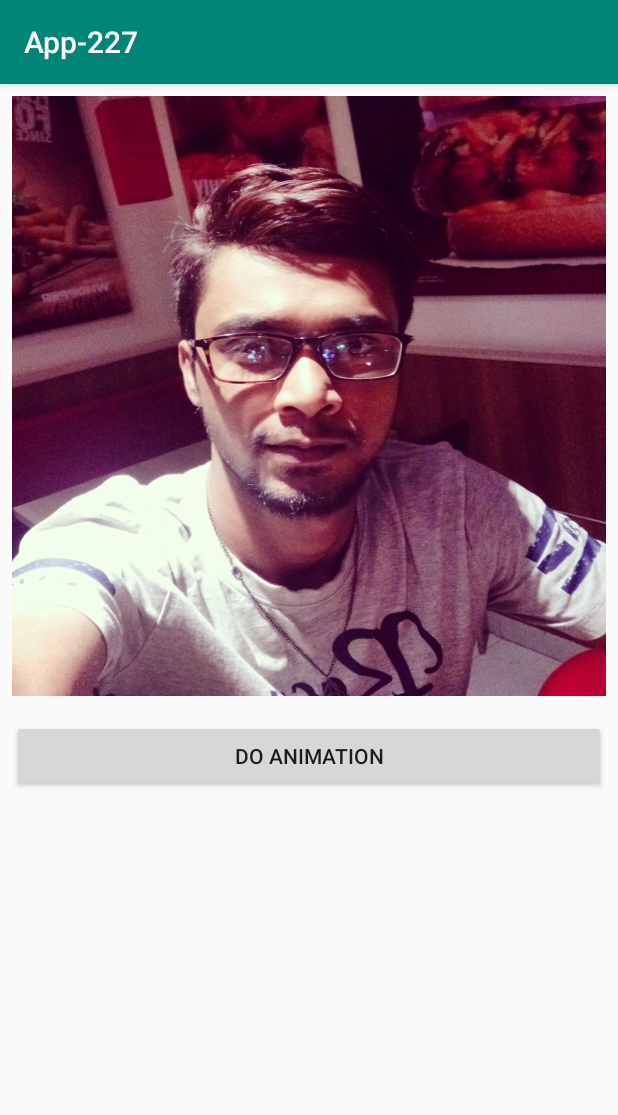
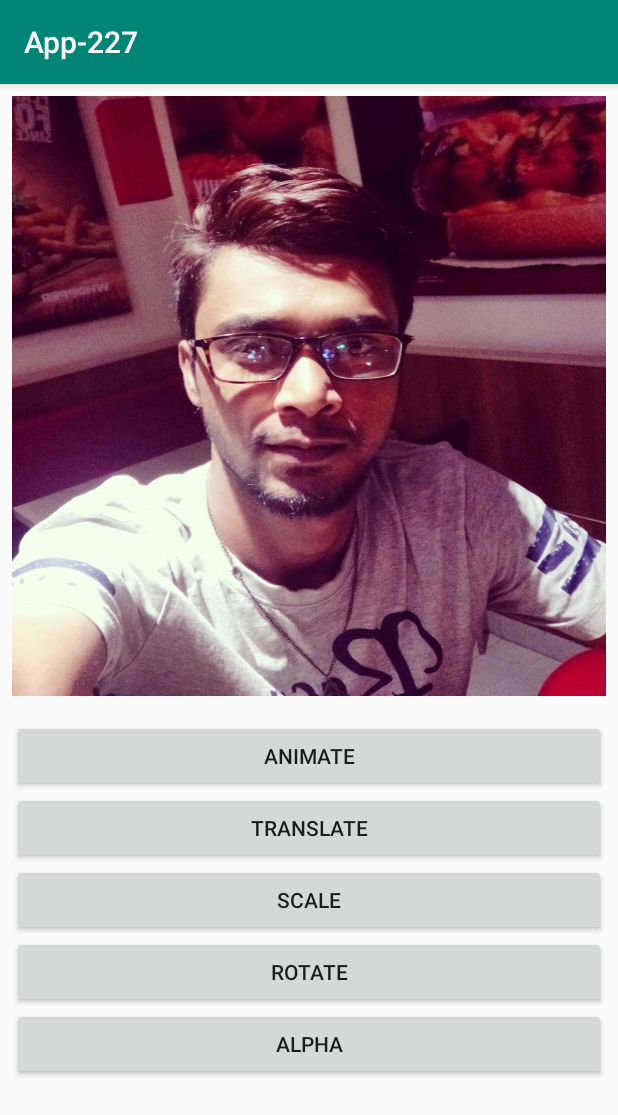
Before and after one commit to rsmahmud/App227, an Android app: the AnimActivity screen opened directly, with no data from a screen before it, on a phone screen of 412 x 824 dp. Shown: the top 1115 px of the screen. Run offline under Robolectric (Android 15) with nearby library versions, the phone set to English and light mode, and no system bars.

Commit message:
basic animation

```diff
--- a/app/src/main/java/com/bitbytelab/app_227/AnimActivity.java
+++ b/app/src/main/java/com/bitbytelab/app_227/AnimActivity.java
@@ -2,6 +2,7 @@ package com.bitbytelab.app_227;
 
 import androidx.appcompat.app.AppCompatActivity;
 
+import android.content.Context;
 import android.os.Bundle;
 import android.view.View;
 import android.view.animation.Animation;
@@ -13,20 +14,51 @@ public class AnimActivity extends AppCompatActivity {
 
     ImageView imageView;
     Animation anim;
+    Context context;
     @Override
     protected void onCreate(Bundle savedInstanceState) {
         super.onCreate(savedInstanceState);
         setContentView(R.layout.activity_anim);
 
+        context = this;
         imageView = findViewById(R.id.iv_anim_image);
         imageView.setBackgroundResource(R.drawable.pro_pic_fb);
 
-        anim = AnimationUtils.loadAnimation(this,R.anim.animation);
-        anim.setDuration(1000);
+        //anim = AnimationUtils.loadAnimation(this,R.anim.animation);
+        //anim.setDuration(1000);
 
-        findViewById(R.id.btn_do_animation).setOnClickListener(new View.OnClickListener() {
+        findViewById(R.id.btn_animate).setOnClickListener(new View.OnClickListener() {
             @Override
             public void onClick(View view) {
+                anim = AnimationUtils.loadAnimation(context,R.anim.animation);
+                imageView.startAnimation(anim);
+            }
+        });
+        findViewById(R.id.btn_translate).setOnClickListener(new View.OnClickListener() {
+            @Override
+            public void onClick(View view) {
+                anim = AnimationUtils.loadAnimation(context,R.anim.anim_translate);
+                imageView.startAnimation(anim);
+            }
+        });
+        findViewById(R.id.btn_scale).setOnClickListener(new View.OnClickListener() {
+            @Override
+            public void onClick(View view) {
+                anim = AnimationUtils.loadAnimation(context,R.anim.anim_scale);
+                imageView.startAnimation(anim);
+            }
+        });
+        findViewById(R.id.btn_rotate).setOnClickListener(new View.OnClickListener() {
+            @Override
+            public void onClick(View view) {
+                anim = AnimationUtils.loadAnimation(context,R.anim.anim_rotate);
+                imageView.startAnimation(anim);
+            }
+        });
+        findViewById(R.id.btn_alpha).setOnClickListener(new View.OnClickListener() {
+            @Override
+            public void onClick(View view) {
+                anim = AnimationUtils.loadAnimation(context,R.anim.anim_alpha);
                 imageView.startAnimation(anim);
             }
         });
--- /dev/null
+++ b/app/src/main/res/anim/anim_alpha.xml
@@ -0,0 +1,16 @@
+<?xml version="1.0" encoding="utf-8"?>
+<set xmlns:android="http://schemas.android.com/apk/res/android"
+
+    android:fillAfter="false">
+
+    <alpha
+        android:fromAlpha="0"
+        android:toAlpha="1"
+        android:duration="2000"/>
+    <alpha
+        android:startOffset="2000"
+        android:fromAlpha="1"
+        android:toAlpha="0"
+        android:duration="2000"/>
+
+</set>
--- /dev/null
+++ b/app/src/main/res/anim/anim_rotate.xml
@@ -0,0 +1,13 @@
+<?xml version="1.0" encoding="utf-8"?>
+<set xmlns:android="http://schemas.android.com/apk/res/android"
+
+    android:fillAfter="false">
+
+    <rotate
+        android:pivotY="50%"
+        android:pivotX="50%"
+        android:fromDegrees="0"
+        android:toDegrees="360"
+        android:duration="3000"/>
+
+</set>
--- /dev/null
+++ b/app/src/main/res/anim/anim_scale.xml
@@ -0,0 +1,16 @@
+<?xml version="1.0" encoding="utf-8"?>
+<set xmlns:android="http://schemas.android.com/apk/res/android"
+
+    android:fillAfter="false">
+
+    <scale
+        android:fromXScale="1"
+        android:toXScale="2"
+        android:fromYScale="1"
+        android:toYScale="2"
+        android:pivotX="50%"
+        android:pivotY="50%"
+        android:duration="2000"/>
+
+
+</set>
--- /dev/null
+++ b/app/src/main/res/anim/anim_translate.xml
@@ -0,0 +1,11 @@
+<?xml version="1.0" encoding="utf-8"?>
+<set xmlns:android="http://schemas.android.com/apk/res/android"
+
+    android:fillAfter="false">
+
+    <translate
+        android:fromXDelta="0"
+        android:toXDelta="50%"
+        android:duration="1000"/>
+
+</set>
--- a/app/src/main/res/anim/animation.xml
+++ b/app/src/main/res/anim/animation.xml
@@ -1,7 +1,6 @@
 <?xml version="1.0" encoding="utf-8"?>
 <set xmlns:android="http://schemas.android.com/apk/res/android"
-
-    android:fillAfter = "true">
+    android:fillAfter = "false">
 
     <translate
         android:fromXDelta="0"
@@ -21,4 +20,13 @@
         android:pivotX="50%"
         android:pivotY="50%"
         android:duration="500"/>
+    <alpha
+        android:fromAlpha="0"
+        android:toAlpha="1"
+        android:duration="2000"/>
+    <alpha
+        android:startOffset="2000"
+        android:fromAlpha="1"
+        android:toAlpha="0"
+        android:duration="2000"/>
 </set>
--- a/app/src/main/res/layout/activity_anim.xml
+++ b/app/src/main/res/layout/activity_anim.xml
@@ -1,10 +1,11 @@
 <?xml version="1.0" encoding="utf-8"?>
-<androidx.constraintlayout.widget.ConstraintLayout
+<LinearLayout
     xmlns:android="http://schemas.android.com/apk/res/android"
-    xmlns:app="http://schemas.android.com/apk/res-auto"
     xmlns:tools="http://schemas.android.com/tools"
     android:layout_width="match_parent"
     android:layout_height="match_parent"
+    android:orientation="vertical"
+    android:gravity="center_horizontal"
     tools:context=".AnimActivity">
 
     <ImageView
@@ -14,23 +15,49 @@
         android:layout_marginStart="8dp"
         android:layout_marginTop="8dp"
         android:layout_marginEnd="8dp"
-        android:scaleType="centerCrop"
-        app:layout_constraintEnd_toEndOf="parent"
-        app:layout_constraintStart_toStartOf="parent"
-        app:layout_constraintTop_toTopOf="parent" />
+        android:scaleType="centerCrop" />
 
     <Button
-        android:id="@+id/btn_do_animation"
+        android:id="@+id/btn_animate"
         android:layout_width="match_parent"
         android:layout_height="wrap_content"
         android:layout_marginStart="8dp"
         android:layout_marginTop="16dp"
         android:layout_marginEnd="8dp"
         android:padding="12dp"
-        android:text="Do Animation"
-        app:layout_constraintEnd_toEndOf="parent"
-        app:layout_constraintStart_toStartOf="parent"
-        app:layout_constraintTop_toBottomOf="@+id/iv_anim_image" />
+        android:text="Animate" />
+    <Button
+        android:id="@+id/btn_translate"
+        android:layout_width="match_parent"
+        android:layout_height="wrap_content"
+        android:layout_marginStart="8dp"
+        android:layout_marginEnd="8dp"
+        android:padding="12dp"
+        android:text="Translate" />
+    <Button
+        android:id="@+id/btn_scale"
+        android:layout_width="match_parent"
+        android:layout_height="wrap_content"
+        android:layout_marginStart="8dp"
+        android:layout_marginEnd="8dp"
+        android:padding="12dp"
+        android:text="Scale"/>
+    <Button
+        android:id="@+id/btn_rotate"
+        android:layout_width="match_parent"
+        android:layout_height="wrap_content"
+        android:layout_marginStart="8dp"
+        android:layout_marginEnd="8dp"
+        android:padding="12dp"
+        android:text="Rotate" />
+    <Button
+        android:id="@+id/btn_alpha"
+        android:layout_width="match_parent"
+        android:layout_height="wrap_content"
+        android:layout_marginStart="8dp"
+        android:layout_marginEnd="8dp"
+        android:padding="12dp"
+        android:text="Alpha" />
 
 
-</androidx.constraintlayout.widget.ConstraintLayout>
+</LinearLayout>
--- a/app/src/main/res/layout/activity_main.xml
+++ b/app/src/main/res/layout/activity_main.xml
@@ -17,6 +17,12 @@
         android:padding="12dp"
         android:text="Read Write"/>
     <Button
+        android:id="@+id/btn_basic_animation"
+        android:layout_width="wrap_content"
+        android:layout_height="wrap_content"
+        android:padding="12dp"
+        android:text="Basic Animation"/>
+    <Button
         android:id="@+id/btn_animation"
         android:layout_width="wrap_content"
         android:layout_height="wrap_content"
```
Also changed, not shown: app/src/main/AndroidManifest.xml (+5 -5 lines), app/src/main/java/com/bitbytelab/app_227/AnimationActivity.java (added, +37 -0 lines), app/src/main/java/com/bitbytelab/app_227/MainActivity.java (+7 -1 lines), app/src/main/res/anim/anim_tortoise.xml (added, +10 -0 lines), app/src/main/res/drawable/anim_list.xml (added, +13 -0 lines), app/src/main/res/layout/activity_animation.xml (added, +22 -0 lines), app/src/main/res/drawable/clipart484021.png (added), app/src/main/res/drawable/clipart639633.png (added), app/src/main/res/drawable/clipart639654.png (added), app/src/main/res/drawable/skateboarding_tortoise.png (added).
